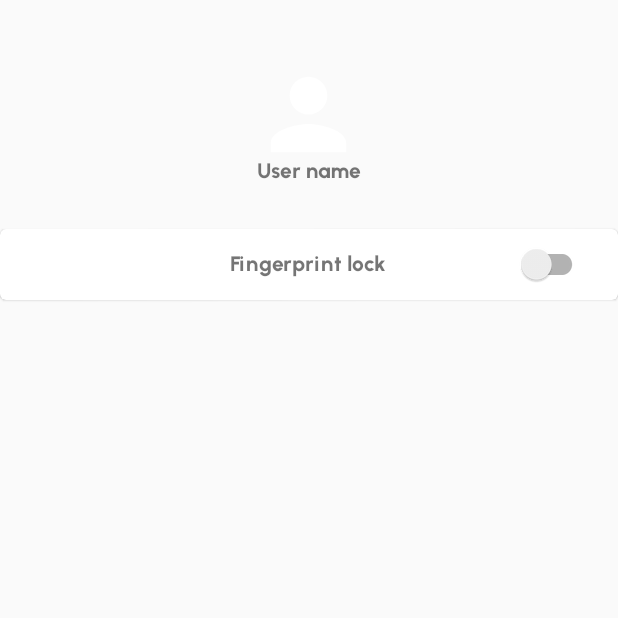
After one commit to Abijith-v/Diary, an Android app: the fragment profileFrag shown on its own in the app's theme, on a phone screen of 412 x 824 dp, the top half of it. The commit adds this screen. Run offline under Robolectric (Android 15) with nearby library versions, the phone set to English and light mode, and no system bars.

Commit message:
fixed layouts and added sharedPref for fingerprint

```diff
--- a/app/src/main/java/com/example/diary/MainActivity.java
+++ b/app/src/main/java/com/example/diary/MainActivity.java
@@ -11,6 +11,7 @@ import android.widget.RelativeLayout;
 
 import com.example.diary.frags.calendarFrag;
 import com.example.diary.frags.homeFrag;
+import com.example.diary.frags.profileFrag;
 import com.example.diary.frags.reportFrag;
 import com.google.android.material.floatingactionbutton.FloatingActionButton;
 import com.ismaeldivita.chipnavigation.ChipNavigationBar;
@@ -158,6 +159,10 @@ public class MainActivity extends AppCompatActivity {
                         addFab.setVisibility(View.INVISIBLE);
                         frag = new reportFrag();
                         break;
+                    case R.id.bottom_nav_profile:
+                        addFab.setVisibility(View.INVISIBLE);
+                        frag = new profileFrag();
+                        break;
                 }
                 //set frag to the relative layout with id frag_container
                 getSupportFragmentManager().beginTransaction()
--- /dev/null
+++ b/app/src/main/java/com/example/diary/frags/profileFrag.java
@@ -0,0 +1,44 @@
+package com.example.diary.frags;
+
+import android.content.Context;
+import android.content.SharedPreferences;
+import android.os.Bundle;
+
+import androidx.fragment.app.Fragment;
+
+import android.view.LayoutInflater;
+import android.view.View;
+import android.view.ViewGroup;
+import android.widget.CompoundButton;
+
+import com.example.diary.R;
+import com.google.android.material.switchmaterial.SwitchMaterial;
+
+public class profileFrag extends Fragment {
+
+    SwitchMaterial fingerprintSwitch;
+    SharedPreferences sharedPreferences;
+
+    @Override
+    public View onCreateView(LayoutInflater inflater, ViewGroup container,
+                             Bundle savedInstanceState) {
+        // Inflate the layout for this fragment
+        View view = inflater.inflate(R.layout.fragment_profile, container, false);
+
+        sharedPreferences = getActivity().getSharedPreferences("diaryPref", Context.MODE_PRIVATE);
+        fingerprintSwitch = view.findViewById(R.id.fingerPrintSwitch);
+
+        Boolean fingerPrintON = sharedPreferences.getBoolean("fingerPrintActivated", false);
+        fingerprintSwitch.setChecked(fingerPrintON);
+
+        fingerprintSwitch.setOnCheckedChangeListener(new CompoundButton.OnCheckedChangeListener() {
+            @Override
+            public void onCheckedChanged(CompoundButton compoundButton, boolean isChecked) {
+
+                sharedPreferences.edit().putBoolean("fingerPrintActivated", isChecked).apply();
+            }
+        });
+
+        return view;
+    }
+}
--- /dev/null
+++ b/app/src/main/res/drawable/user_icon.xml
@@ -0,0 +1,5 @@
+<vector android:height="24dp" android:tint="#FFFFFF"
+    android:viewportHeight="24" android:viewportWidth="24"
+    android:width="24dp" xmlns:android="http://schemas.android.com/apk/res/android">
+    <path android:fillColor="@android:color/white" android:pathData="M12,12c2.21,0 4,-1.79 4,-4s-1.79,-4 -4,-4 -4,1.79 -4,4 1.79,4 4,4zM12,14c-2.67,0 -8,1.34 -8,4v2h16v-2c0,-2.66 -5.33,-4 -8,-4z"/>
+</vector>
--- /dev/null
+++ b/app/src/main/res/layout/fragment_profile.xml
@@ -0,0 +1,65 @@
+<?xml version="1.0" encoding="utf-8"?>
+<LinearLayout xmlns:android="http://schemas.android.com/apk/res/android"
+    xmlns:tools="http://schemas.android.com/tools"
+    android:layout_width="match_parent"
+    android:layout_height="match_parent"
+    android:orientation="vertical"
+    tools:context=".frags.profileFrag">
+
+    <RelativeLayout
+
+        android:layout_width="match_parent"
+        android:layout_height="wrap_content"
+        android:layout_marginTop="20dp"
+        android:padding="10dp">
+
+        <ImageView
+            android:id="@+id/suerIconProfileFrag"
+            android:layout_width="75dp"
+            android:layout_height="75dp"
+            android:layout_centerInParent="true"
+            android:src="@drawable/user_icon" />
+
+        <TextView
+            android:layout_width="wrap_content"
+            android:layout_height="wrap_content"
+            android:layout_below="@+id/suerIconProfileFrag"
+            android:layout_centerHorizontal="true"
+            android:text="User name" />
+
+
+    </RelativeLayout>
+
+    <com.google.android.material.card.MaterialCardView
+        android:layout_width="match_parent"
+        android:layout_height="wrap_content"
+        android:layout_marginTop="20dp">
+
+        <RelativeLayout
+            android:layout_width="match_parent"
+            android:layout_height="wrap_content">
+
+            <TextView
+                android:layout_width="wrap_content"
+                android:layout_height="wrap_content"
+                android:text="Fingerprint lock"
+                android:layout_centerInParent="true"
+                android:layout_margin="10dp"/>
+
+            <com.google.android.material.switchmaterial.SwitchMaterial
+                android:id="@+id/fingerPrintSwitch"
+                android:layout_width="wrap_content"
+                android:layout_height="wrap_content"
+                android:layout_alignParentEnd="true"
+                android:layout_marginEnd="20dp"
+                android:layout_marginTop="10dp"
+                android:layout_marginBottom="10dp"
+                />
+
+        </RelativeLayout>
+
+
+    </com.google.android.material.card.MaterialCardView>
+
+
+</LinearLayout>
```
Also changed, not shown: app/src/main/java/com/example/diary/splash.java (+19 -11 lines), app/src/main/res/layout/fragment_report.xml (+53 -16 lines), app/src/main/res/menu/bottom_nav.xml (+9 -0 lines).
